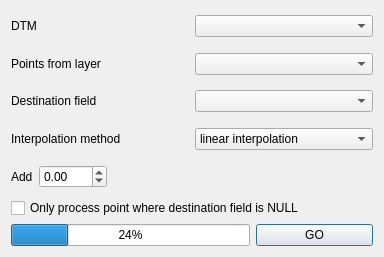
This is ui/ui_landit.ui in 3nids/rasterinterpolation as Qt 5 draws it before an edit. The edited form follows.
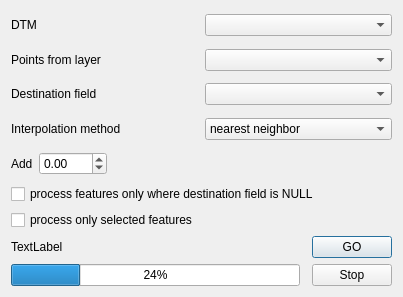
This is the edited form.

Patch:
```diff
--- a/ui/ui_landit.ui
+++ b/ui/ui_landit.ui
@@ -6,8 +6,8 @@
    <rect>
     <x>0</x>
     <y>0</y>
-    <width>384</width>
-    <height>257</height>
+    <width>403</width>
+    <height>297</height>
    </rect>
   </property>
   <property name="windowTitle">
@@ -33,6 +33,13 @@
      </layout>
     </widget>
    </item>
+   <item row="8" column="0" colspan="3">
+    <widget class="QCheckBox" name="processOnlySelected">
+     <property name="text">
+      <string>process only selected features</string>
+     </property>
+    </widget>
+   </item>
    <item row="1" column="0" colspan="3">
     <widget class="QWidget" name="widget_3" native="true">
      <layout class="QGridLayout" name="gridLayout_4">
@@ -55,21 +62,7 @@
    <item row="7" column="0" colspan="3">
     <widget class="QCheckBox" name="processOnlyNull">
      <property name="text">
-      <string>Only process point where destination field is NULL</string>
-     </property>
-    </widget>
-   </item>
-   <item row="8" column="2">
-    <widget class="QPushButton" name="doButton">
-     <property name="text">
-      <string>GO</string>
-     </property>
-    </widget>
-   </item>
-   <item row="8" column="0" colspan="2">
-    <widget class="QProgressBar" name="progressBar">
-     <property name="value">
-      <number>24</number>
+      <string>process features only where destination field is NULL</string>
      </property>
     </widget>
    </item>
@@ -82,7 +75,7 @@
       <item row="0" column="1">
        <widget class="QComboBox" name="interpolationMethod">
         <property name="currentIndex">
-         <number>1</number>
+         <number>0</number>
         </property>
         <item>
          <property name="text">
@@ -91,7 +84,7 @@
         </item>
         <item>
          <property name="text">
-          <string>linear interpolation</string>
+          <string>bi-linear</string>
          </property>
         </item>
         <item>
@@ -169,6 +162,34 @@
      </layout>
     </widget>
    </item>
+   <item row="11" column="0">
+    <widget class="QProgressBar" name="progressBar">
+     <property name="value">
+      <number>24</number>
+     </property>
+    </widget>
+   </item>
+   <item row="10" column="0" colspan="2">
+    <widget class="QLabel" name="messageLabel">
+     <property name="text">
+      <string>TextLabel</string>
+     </property>
+    </widget>
+   </item>
+   <item row="10" column="2">
+    <widget class="QPushButton" name="doButton">
+     <property name="text">
+      <string>GO</string>
+     </property>
+    </widget>
+   </item>
+   <item row="11" column="2">
+    <widget class="QPushButton" name="stopButton">
+     <property name="text">
+      <string>Stop</string>
+     </property>
+    </widget>
+   </item>
   </layout>
  </widget>
  <resources/>
```
Left out of the diff: 4 changed lines with no effect on the pictures.
